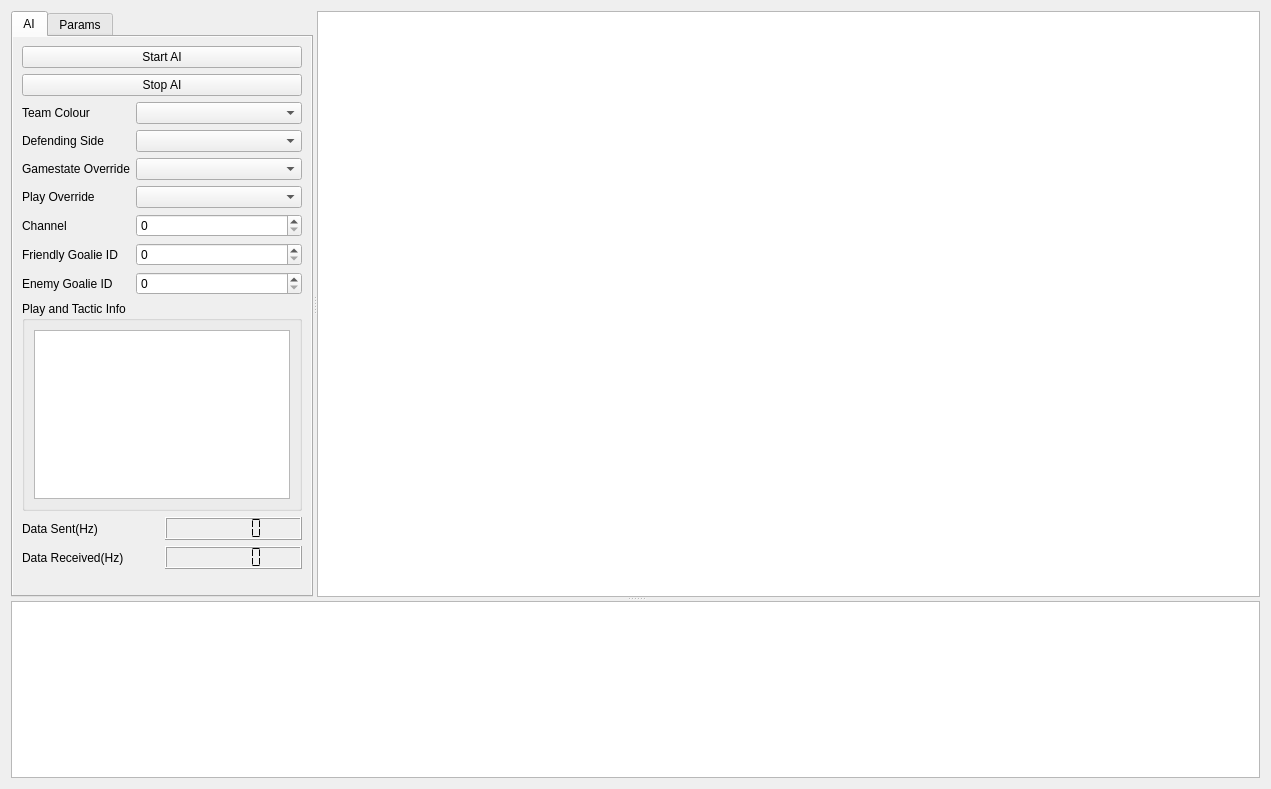
Old version of the form src/software/gui/full_system/ui/main_widget.ui in the repository UBC-Thunderbots/Software.
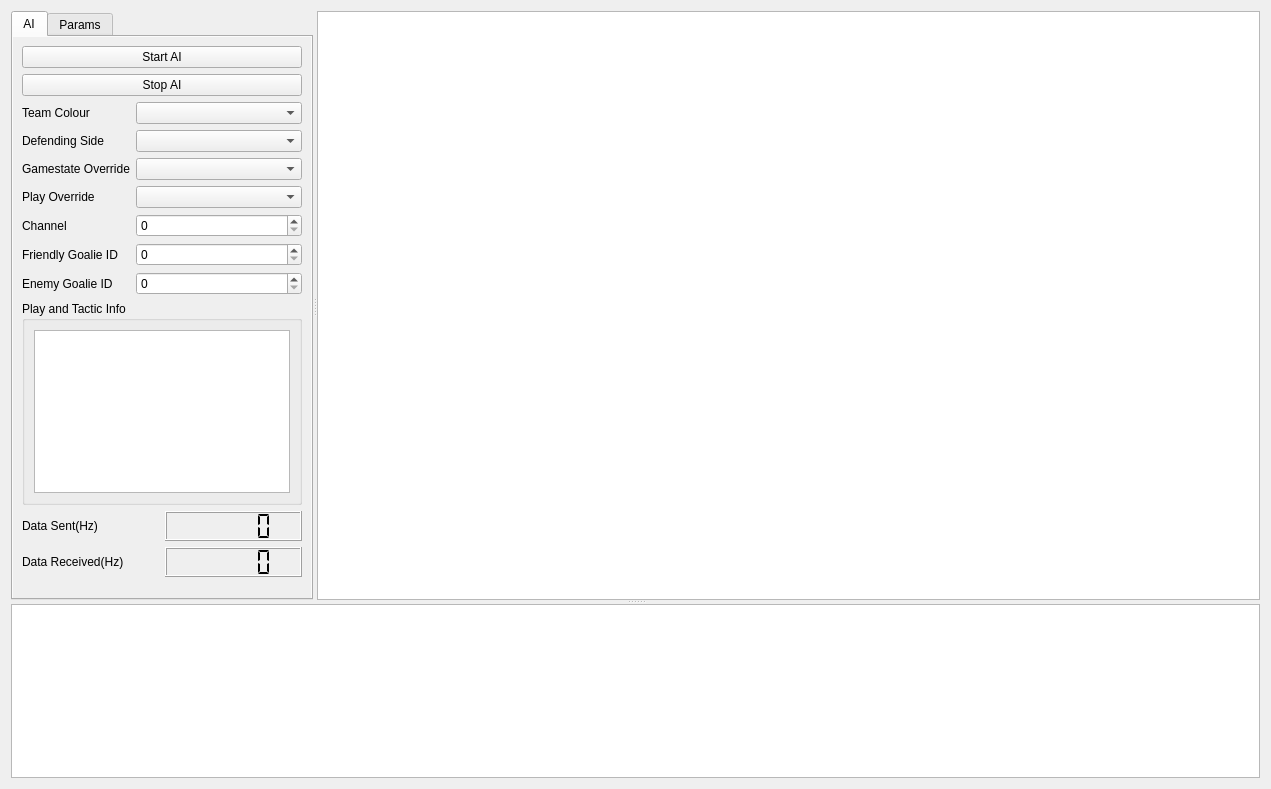
New version of the form. Custom widgets are drawn as their Qt base class.

Commit message: make lcd bigger

```diff
--- a/src/software/gui/full_system/ui/main_widget.ui
+++ b/src/software/gui/full_system/ui/main_widget.ui
@@ -202,6 +202,12 @@
            </item>
            <item row="2" column="3">
             <widget class="QLCDNumber" name="data_received_lcd">
+             <property name="minimumSize">
+              <size>
+               <width>0</width>
+               <height>30</height>
+              </size>
+             </property>
              <property name="smallDecimalPoint">
               <bool>true</bool>
              </property>
@@ -219,6 +225,17 @@
            </item>
            <item row="1" column="3">
             <widget class="QLCDNumber" name="data_sent_lcd">
+             <property name="minimumSize">
+              <size>
+               <width>0</width>
+               <height>30</height>
+              </size>
+             </property>
+             <property name="font">
+              <font>
+               <pointsize>9</pointsize>
+              </font>
+             </property>
              <property name="smallDecimalPoint">
               <bool>true</bool>
              </property>
```
